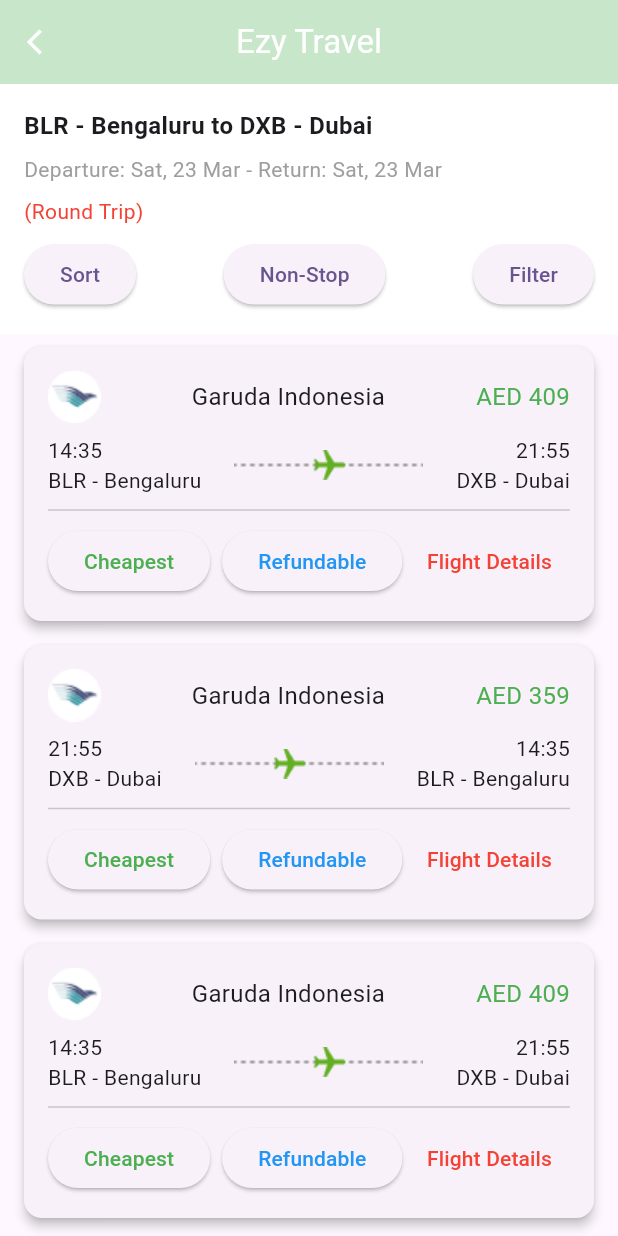
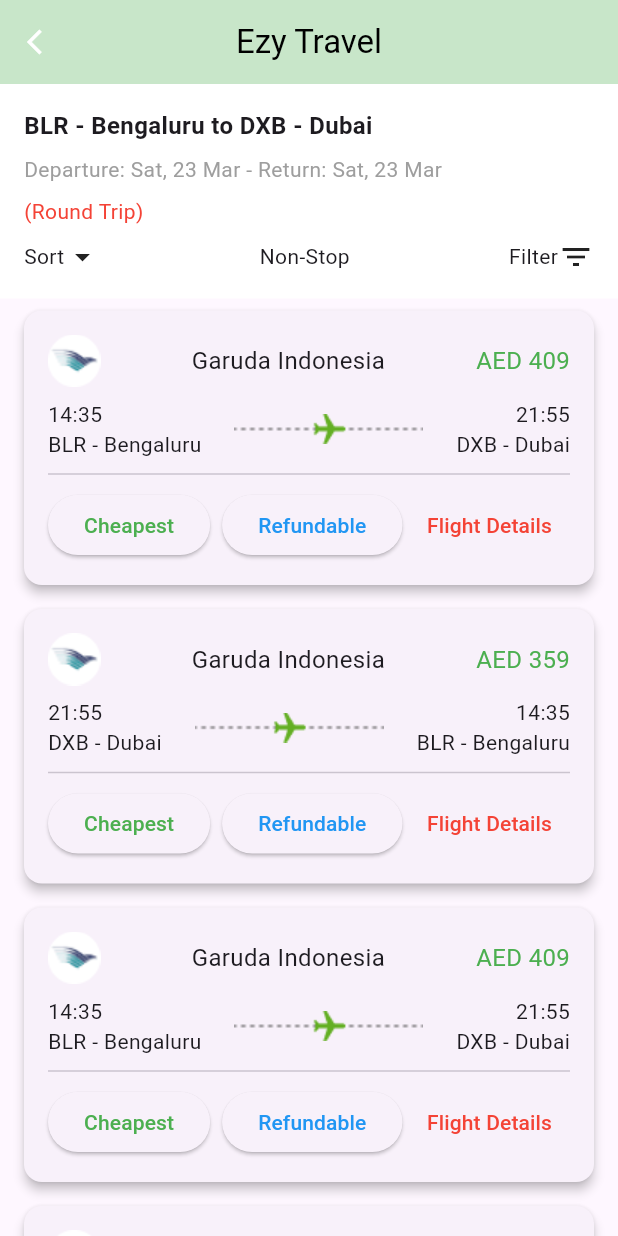
Before and after one commit to macavarapu/task_project, a Flutter app: the screen it shows after launch, after a tap on "Search Flights", on a phone screen of 412 x 824 dp. Run offline on Flutter 3.47's test engine with Material 3 defaults, Android fonts, the phone set to English and light mode, and no system bars; our stand-ins replace google_fonts.

Commit message:
flight_search_view

```diff
--- a/lib/main.dart
+++ b/lib/main.dart
@@ -13,6 +13,7 @@ class MyApp extends StatelessWidget {
   Widget build(BuildContext context) {
     return MaterialApp(
       title: 'Flutter Demo',
+      debugShowCheckedModeBanner: false,
       theme: ThemeData(
 
         colorScheme: ColorScheme.fromSeed(seedColor: Colors.deepPurple),
--- a/lib/view/flightbooking_view/flightbooking_view.dart
+++ b/lib/view/flightbooking_view/flightbooking_view.dart
@@ -15,7 +15,10 @@ class Flighthomeview extends StatelessWidget {
           backgroundColor: Colors.green[100],
         elevation: 0,
         title: Text("Search Flights",
-            style: GoogleFonts.lato(color: Colors.white)),
+            style: GoogleFonts.lato(color: Colors.black)),
+            actions: [
+             IconButton(onPressed: (){}, icon: Image.asset("assets/images/Menu.png")),
+            ],
       ),
       body: SingleChildScrollView(
         child: Column(
@@ -76,7 +79,8 @@ class Flighthomeview extends StatelessWidget {
                     ],
                   ),
                   const SizedBox(height: 8),
-                  Row(
+                  SingleChildScrollView(
+                    child: Row(
                       children: [
                         Expanded(
                             child: _buildDropdown("1 Passenger", Icons.person)),
@@ -85,6 +89,7 @@ class Flighthomeview extends StatelessWidget {
                             child: _buildDropdown("Economy Class",
                                 Icons.airline_seat_recline_normal)),
                       ],
+                    ),
                   ),
                   const SizedBox(height: 16),
                   ElevatedButton(
@@ -130,10 +135,11 @@ class Flighthomeview extends StatelessWidget {
                       },
                     ),
                   ),
-                  Text(
-                    'Flight & Hotel Packages',
-                    style: TextStyle(fontSize: 20, color: Colors.black),
-                  ),
+                  SizedBox(height: 20 ,),
+                  // const Text(
+                  //   'Flight & Hotel Packages',
+                  //   style: TextStyle(fontSize: 20, color: Colors.black),
+                  // ),
                   Image.asset("assets/images/4.png")
                 ],
               ),
@@ -182,18 +188,34 @@ class Flighthomeview extends StatelessWidget {
       ),
     );
   }
-
 Widget _buildDropdown(String hint, IconData icon) {
-    return DropdownButtonFormField(
+  return DropdownButtonFormField<String>(
+    isExpanded: true, // Ensures the dropdown expands properly.
     decoration: InputDecoration(
-
       prefixIcon: Icon(icon, color: Colors.green),
       border: OutlineInputBorder(borderRadius: BorderRadius.circular(8)),
     ),
-      items: [DropdownMenuItem(child: Text(hint))],
+    items: [
+      DropdownMenuItem(
+        value: hint,
+        child: Text(hint),
+      ),
+    ],
     onChanged: (value) {},
   );
 }
+
+  // Widget _buildDropdown(String hint, IconData icon) {
+  //   return DropdownButtonFormField(
+  //     decoration: InputDecoration(
+
+  //       prefixIcon: Icon(icon, color: Colors.green),
+  //       border: OutlineInputBorder(borderRadius: BorderRadius.circular(8)),
+  //     ),
+  //     items: [DropdownMenuItem(child: Text(hint))],
+  //     onChanged: (value) {},
+  //   );
+  // }
 
   Widget _buildInspirationCard(FlightInspiration inspiration) {
     return Column(
--- a/lib/view/fligt_search_view/flight_search_view.dart
+++ b/lib/view/fligt_search_view/flight_search_view.dart
@@ -19,7 +19,7 @@ class FlightSearchScreen extends StatelessWidget {
         icon:Icon(Icons.arrow_back_ios,color: Colors.white,size: 20,) ,
         //child: Icon(Icons.arrow_back, color: Colors.white)
         ),
-        title: Text("Ezy Travel", style: TextStyle(color: Colors.white)
+        title: Text("Ezy Travel", style: TextStyle(color: Colors.black)
         ),
 
 
@@ -51,9 +51,22 @@ class FlightSearchScreen extends StatelessWidget {
                 Row(
                   mainAxisAlignment: MainAxisAlignment.spaceBetween,
                   children: [
-                    ElevatedButton(onPressed: () {}, child: Text("Sort")),
-                    ElevatedButton(onPressed: () {}, child: Text("Non-Stop")),
-                    ElevatedButton(onPressed: () {}, child: Text("Filter")),
+                    Row(
+                      children: [
+                        Text("Sort"),
+                        Icon(Icons.arrow_drop_down),
+                      ],
+                    ),
+                    Text("Non-Stop"),
+                     Row(
+                      children: [
+                        Text("Filter"),
+                        Icon(Icons.filter_list),
+                      ],
+                    ),
+                    // ElevatedButton(onPressed: () {}, child: Text("Sort")),
+                    // ElevatedButton(onPressed: () {}, child: Text("Non-Stop")),
+                    // ElevatedButton(onPressed: () {}, child: Text("Filter")),
                   ],
                 ),
               ],
```
Also changed, not shown: assets/images/Menu.png (added). Lines whose indentation alone changed are shown as unchanged.
